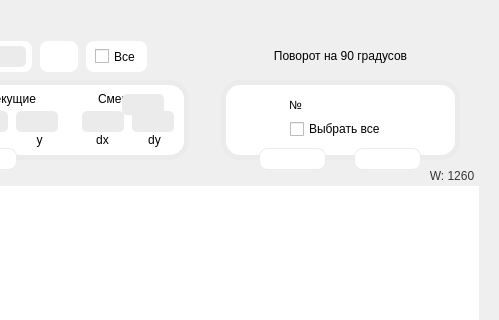
Above: 6_task/mainwindow.ui from burakshaevn/qt-canvas-with-figures before the change; both pictures show x 801 to 1300 and y 0 to 320 of the 1300 by 760 pixel window. Below: the same form after it.
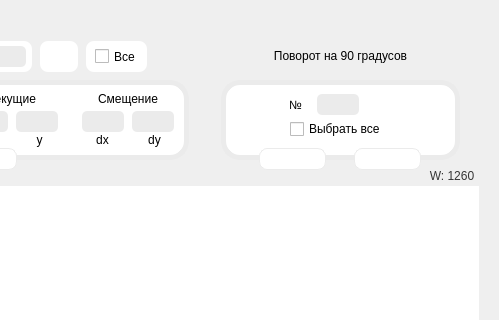
That is the form after the change. Icons and pictures are not drawn.

Patch:
```diff
--- a/6_task/mainwindow.ui
+++ b/6_task/mainwindow.ui
@@ -18,9 +18,7 @@
     <normaloff>:/Box.png</normaloff>:/Box.png</iconset>
   </property>
   <property name="styleSheet">
-   <string notr="true">QMainWindow {
-	background-color: #efefef;
-}</string>
+   <string notr="true"/>
   </property>
   <widget class="QWidget" name="centralwidget">
    <widget class="QGraphicsView" name="graphicsView">
@@ -1128,7 +1126,7 @@
      <widget class="QLineEdit" name="lineEdit_rotate">
       <property name="geometry">
        <rect>
-        <x>925</x>
+        <x>1120</x>
         <y>94</y>
         <width>42</width>
         <height>21</height>
```
